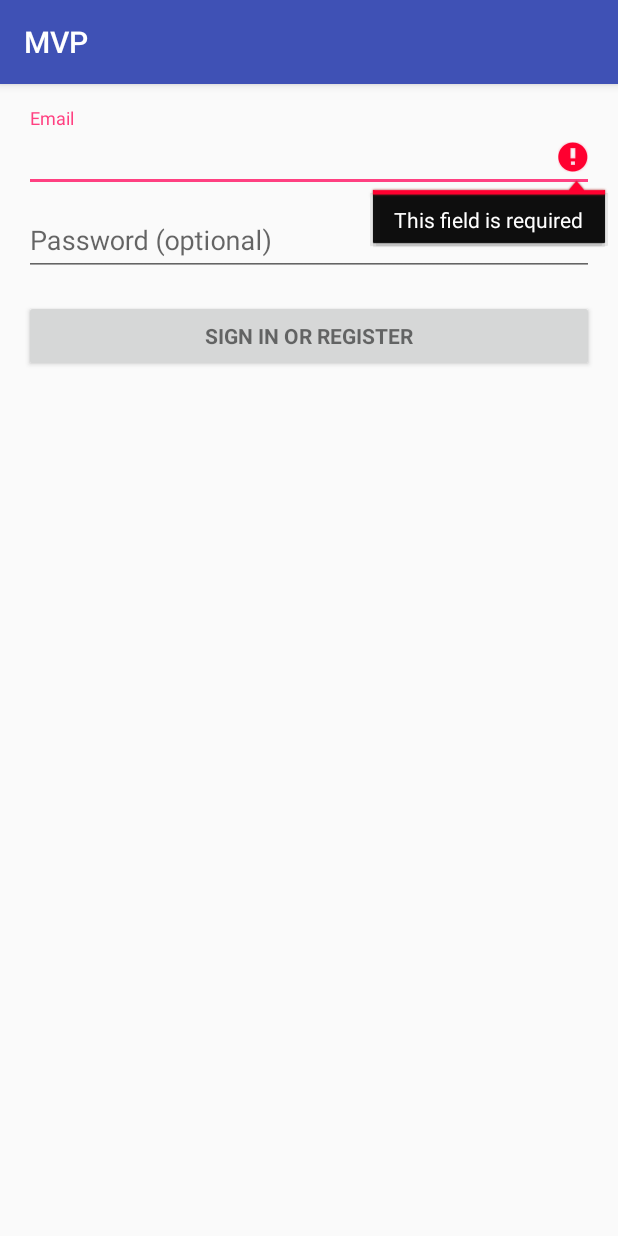
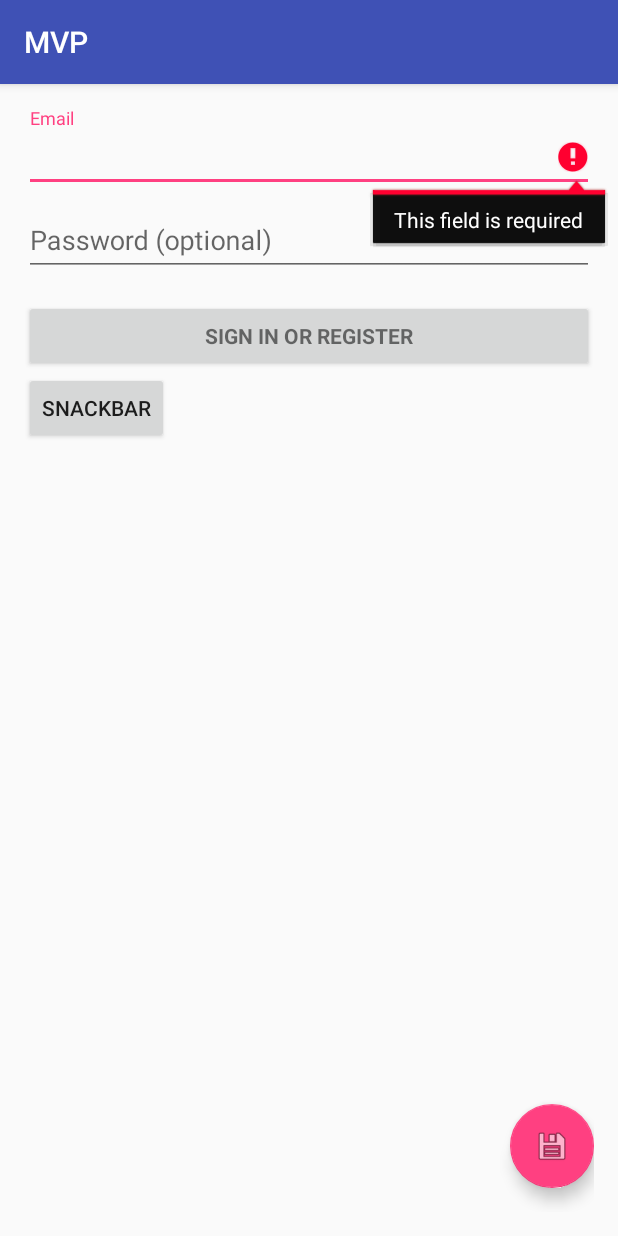
Before and after one commit to ShellCore/MVP, an Android app: the screen it shows after launch (LoginActivity), after a tap on "SIGN IN OR REGISTER", on a phone screen of 412 x 824 dp. Run offline under Robolectric (Android 15) with nearby library versions, the phone set to English and light mode, and no system bars; our stand-ins replace ButterKnife, EventBus.

Commit message:
Se cambió el contenedor del layout por un CoordinatorLayout, para poder agregar elementos de Material Design que se comporten correctamente.

```diff
--- a/app/build.gradle
+++ b/app/build.gradle
@@ -29,4 +29,7 @@ dependencies {
     testCompile 'junit:junit:4.12'
 
     compile 'org.greenrobot:eventbus:3.0.0'
+
+    compile 'com.jakewharton:butterknife:8.4.0'
+    annotationProcessor 'com.jakewharton:butterknife-compiler:8.4.0'
 }
--- a/app/src/main/java/com/shellcore/android/mvp/LoginActivity.java
+++ b/app/src/main/java/com/shellcore/android/mvp/LoginActivity.java
@@ -2,32 +2,12 @@ package com.shellcore.android.mvp;
 
 import android.animation.Animator;
 import android.animation.AnimatorListenerAdapter;
-import android.annotation.TargetApi;
-import android.content.pm.PackageManager;
-import android.support.annotation.NonNull;
+import android.os.Bundle;
 import android.support.design.widget.Snackbar;
 import android.support.v7.app.AppCompatActivity;
-import android.app.LoaderManager.LoaderCallbacks;
-
-import android.content.CursorLoader;
-import android.content.Loader;
-import android.database.Cursor;
-import android.net.Uri;
-import android.os.AsyncTask;
-
-import android.os.Build;
-import android.os.Bundle;
-import android.provider.ContactsContract;
-import android.text.TextUtils;
-import android.view.KeyEvent;
 import android.view.View;
-import android.view.View.OnClickListener;
-import android.view.inputmethod.EditorInfo;
-import android.widget.ArrayAdapter;
 import android.widget.AutoCompleteTextView;
-import android.widget.Button;
 import android.widget.EditText;
-import android.widget.TextView;
 import android.widget.Toast;
 
 import com.shellcore.android.mvp.event.CanceledEvent;
@@ -38,10 +18,9 @@ import org.greenrobot.eventbus.EventBus;
 import org.greenrobot.eventbus.Subscribe;
 import org.greenrobot.eventbus.ThreadMode;
 
-import java.util.ArrayList;
-import java.util.List;
-
-import static android.Manifest.permission.READ_CONTACTS;
+import butterknife.BindView;
+import butterknife.ButterKnife;
+import butterknife.OnClick;
 
 /**
  * A login screen that offers login via email/password.
@@ -57,30 +36,21 @@ public class LoginActivity extends AppCompatActivity implements LoginView {
 
 
     // UI references.
-    private AutoCompleteTextView mEmailView;
-    private EditText mPasswordView;
-    private View mProgressView;
-    private View mLoginFormView;
+
+    @BindView(R.id.email)
+    AutoCompleteTextView mEmailView;
+    @BindView(R.id.password)
+    EditText mPasswordView;
+    @BindView(R.id.login_progress)
+    View mProgressView;
+    @BindView(R.id.login_form)
+    View mLoginFormView;
 
     @Override
     protected void onCreate(Bundle savedInstanceState) {
         super.onCreate(savedInstanceState);
         setContentView(R.layout.activity_login);
-        // Set up the login form.
-        mEmailView = (AutoCompleteTextView) findViewById(R.id.email);
-
-        mPasswordView = (EditText) findViewById(R.id.password);
-
-        Button mEmailSignInButton = (Button) findViewById(R.id.email_sign_in_button);
-        mEmailSignInButton.setOnClickListener(new OnClickListener() {
-            @Override
-            public void onClick(View view) {
-                attemptLogin();
-            }
-        });
-
-        mLoginFormView = findViewById(R.id.login_form);
-        mProgressView = findViewById(R.id.login_progress);
+        ButterKnife.bind(this);
 
         presenter = new LoginPresenterImpl(this);
     }
@@ -102,7 +72,8 @@ public class LoginActivity extends AppCompatActivity implements LoginView {
      * If there are form errors (invalid email, missing fields, etc.), the
      * errors are presented and no actual login attempt is made.
      */
-    private void attemptLogin() {
+    @OnClick(R.id.email_sign_in_button)
+    public void attemptLogin() {
         // Reset errors.
         mEmailView.setError(null);
         mPasswordView.setError(null);
@@ -113,6 +84,7 @@ public class LoginActivity extends AppCompatActivity implements LoginView {
 
         presenter.validateCredentials(email, password);
     }
+
 
     @Override
     public void showProgress(final boolean show) {
@@ -166,4 +138,16 @@ public class LoginActivity extends AppCompatActivity implements LoginView {
     public void OnCancelEvent(CanceledEvent event) {
         showProgress(false);
     }
+
+    @OnClick(R.id.btn_show_snackbar)
+    public void showSnackBar() {
+        Snackbar.make(mLoginFormView, "This is a simple SnackBar", Snackbar.LENGTH_SHORT)
+                .setAction("CLOSE", new View.OnClickListener() {
+                    @Override
+                    public void onClick(View v) {
+                        // Custom Action
+                    }
+                })
+                .show();
+    }
 }
--- a/app/src/main/res/layout/activity_login.xml
+++ b/app/src/main/res/layout/activity_login.xml
@@ -1,4 +1,4 @@
-<LinearLayout xmlns:android="http://schemas.android.com/apk/res/android"
+<android.support.design.widget.CoordinatorLayout xmlns:android="http://schemas.android.com/apk/res/android"
     xmlns:tools="http://schemas.android.com/tools"
     android:layout_width="match_parent"
     android:layout_height="match_parent"
@@ -19,13 +19,9 @@
         android:layout_marginBottom="8dp"
         android:visibility="gone" />
 
-    <ScrollView
-        android:id="@+id/login_form"
-        android:layout_width="match_parent"
-        android:layout_height="match_parent">
 
     <LinearLayout
-            android:id="@+id/email_login_form"
+        android:id="@+id/login_form"
         android:layout_width="match_parent"
         android:layout_height="wrap_content"
         android:orientation="vertical">
@@ -72,6 +68,21 @@
             android:text="@string/action_sign_in"
             android:textStyle="bold" />
 
+        <Button
+            android:id="@+id/btn_show_snackbar"
+            android:layout_width="wrap_content"
+            android:layout_height="wrap_content"
+            android:text="Snackbar" />
+
+
     </LinearLayout>
-    </ScrollView>
-</LinearLayout>
+
+    <android.support.design.widget.FloatingActionButton
+        android:id="@+id/flt_btn"
+        android:layout_width="wrap_content"
+        android:layout_height="wrap_content"
+        android:layout_alignParentBottom="true"
+        android:layout_gravity="bottom|end"
+        android:layout_marginBottom="@dimen/activity_vertical_margin"
+        android:src="@android:drawable/ic_menu_save" />
+</android.support.design.widget.CoordinatorLayout>
```
Lines whose indentation alone changed are shown as unchanged.
